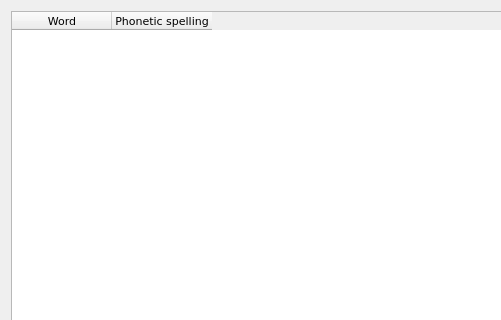
Qt form phddialog.ui (ZDisket/TensorVox) before a commit; both pictures show x 0 to 501 and y 0 to 320 of the 640 by 480 pixel window.
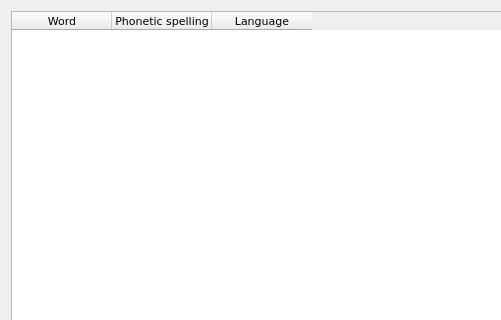
The same form after that commit.

Commit message: Change phonetic dictionary to per-language

The edit to the form file:
```diff
--- a/phddialog.ui
+++ b/phddialog.ui
@@ -40,6 +40,11 @@
          <string>Phonetic spelling</string>
         </property>
        </column>
+       <column>
+        <property name="text">
+         <string>Language</string>
+        </property>
+       </column>
       </widget>
      </item>
      <item>
```
The commit also changes 6 other files.
